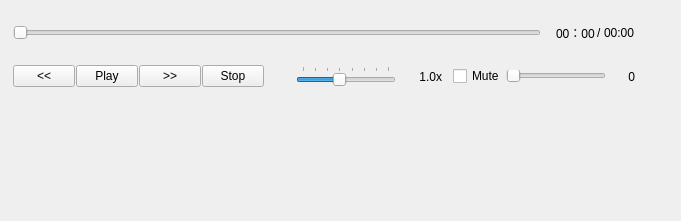
Above: src/play_control_window.ui from StevenHuang2020/VideoPlayer before the change. Below: the same form after it.
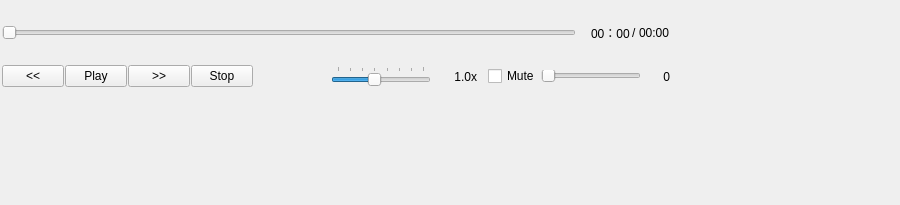
That is the form after the change. Custom widgets are drawn as their Qt base class.

```diff
--- a/src/play_control_window.ui
+++ b/src/play_control_window.ui
@@ -6,8 +6,8 @@
    <rect>
     <x>0</x>
     <y>0</y>
-    <width>681</width>
-    <height>221</height>
+    <width>900</width>
+    <height>205</height>
    </rect>
   </property>
   <property name="windowTitle">
@@ -18,30 +18,17 @@
     <rect>
      <x>0</x>
      <y>0</y>
-     <width>651</width>
+     <width>686</width>
      <height>111</height>
     </rect>
    </property>
    <layout class="QGridLayout" name="gridLayout">
+    <property name="leftMargin">
+     <number>0</number>
+    </property>
     <property name="spacing">
      <number>0</number>
     </property>
-    <item row="0" column="2">
-     <spacer name="horizontalSpacer">
-      <property name="orientation">
-       <enum>Qt::Horizontal</enum>
-      </property>
-      <property name="sizeType">
-       <enum>QSizePolicy::Fixed</enum>
-      </property>
-      <property name="sizeHint" stdset="0">
-       <size>
-        <width>5</width>
-        <height>20</height>
-       </size>
-      </property>
-     </spacer>
-    </item>
     <item row="1" column="1">
      <layout class="QHBoxLayout" name="horizontalLayout_2">
       <property name="spacing">
@@ -336,22 +323,6 @@
       </item>
      </layout>
     </item>
-    <item row="1" column="0">
-     <spacer name="horizontalSpacer_4">
-      <property name="orientation">
-       <enum>Qt::Horizontal</enum>
-      </property>
-      <property name="sizeType">
-       <enum>QSizePolicy::Fixed</enum>
-      </property>
-      <property name="sizeHint" stdset="0">
-       <size>
-        <width>2</width>
-        <height>20</height>
-       </size>
-      </property>
-     </spacer>
-    </item>
     <item row="0" column="1">
      <layout class="QHBoxLayout" name="horizontalLayout">
       <property name="spacing">
@@ -443,10 +414,49 @@
       </property>
      </spacer>
     </item>
+    <item row="0" column="2" rowspan="2">
+     <spacer name="horizontalSpacer">
+      <property name="orientation">
+       <enum>Qt::Horizontal</enum>
+      </property>
+      <property name="sizeType">
+       <enum>QSizePolicy::Fixed</enum>
+      </property>
+      <property name="sizeHint" stdset="0">
+       <size>
+        <width>5</width>
+        <height>20</height>
+       </size>
+      </property>
+     </spacer>
+    </item>
+    <item row="0" column="0" rowspan="2">
+     <spacer name="horizontalSpacer_4">
+      <property name="orientation">
+       <enum>Qt::Horizontal</enum>
+      </property>
+      <property name="sizeType">
+       <enum>QSizePolicy::Fixed</enum>
+      </property>
+      <property name="sizeHint" stdset="0">
+       <size>
+        <width>2</width>
+        <height>20</height>
+       </size>
+      </property>
+     </spacer>
+    </item>
    </layout>
   </widget>
  </widget>
  <layoutdefault spacing="6" margin="11"/>
+ <customwidgets>
+  <customwidget>
+   <class>ClickableSlider</class>
+   <extends>QSlider</extends>
+   <header>clickable_slider.h</header>
+  </customwidget>
+ </customwidgets>
  <resources/>
  <connections/>
 </ui>
```
Left out of the diff: 2 changed lines with no effect on the pictures.
